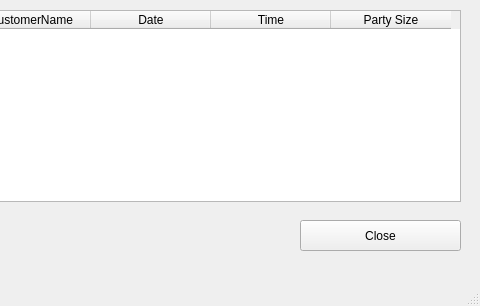
Above: ui_files/Reservation_Form_View.ui from TahaZahid05/Restaurant-Managment-System before the change; both pictures show x 280 to 760 and y 0 to 306 of the 760 by 306 pixel window. Below: the same form after it.
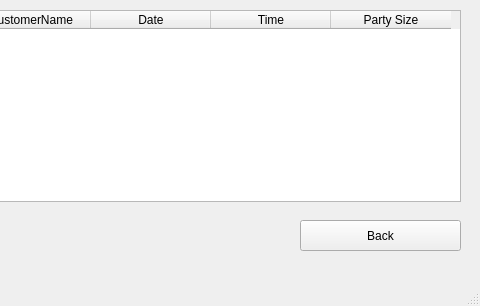
That is the form after the change.

Patch:
```diff
--- a/ui_files/Reservation_Form_View.ui
+++ b/ui_files/Reservation_Form_View.ui
@@ -85,7 +85,7 @@
      </rect>
     </property>
     <property name="text">
-     <string>Close</string>
+     <string>Back</string>
     </property>
    </widget>
   </widget>
```
Left out of the diff: 2 changed lines with no effect on the pictures.
